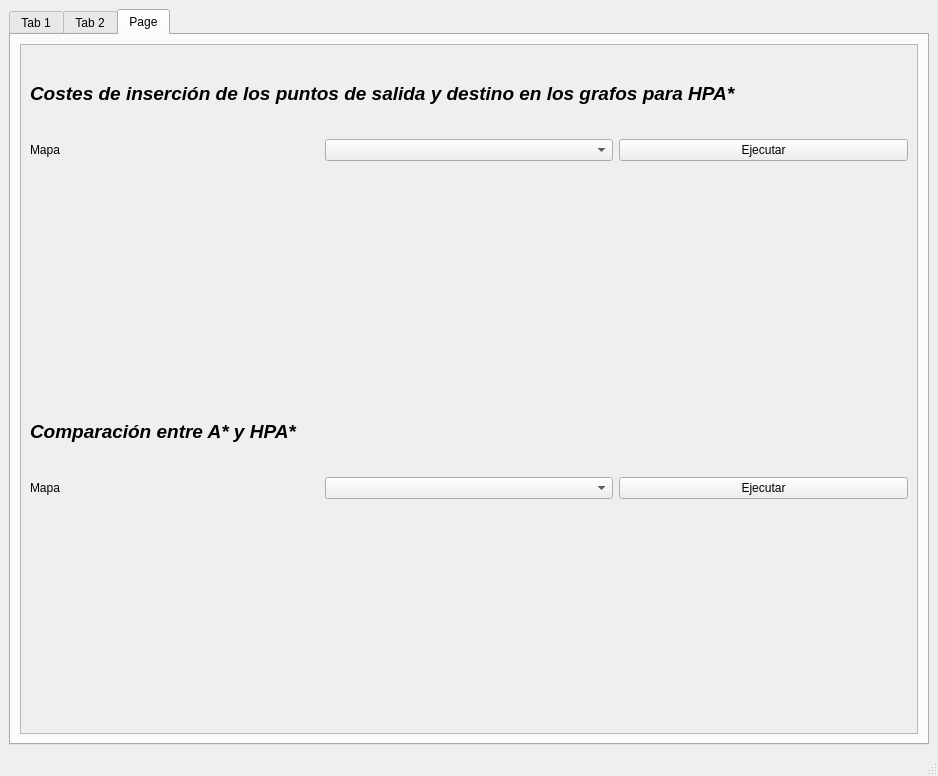
Qt form framework/ventana.ui (sergioinf/TFG_Pathfinding) before a commit.
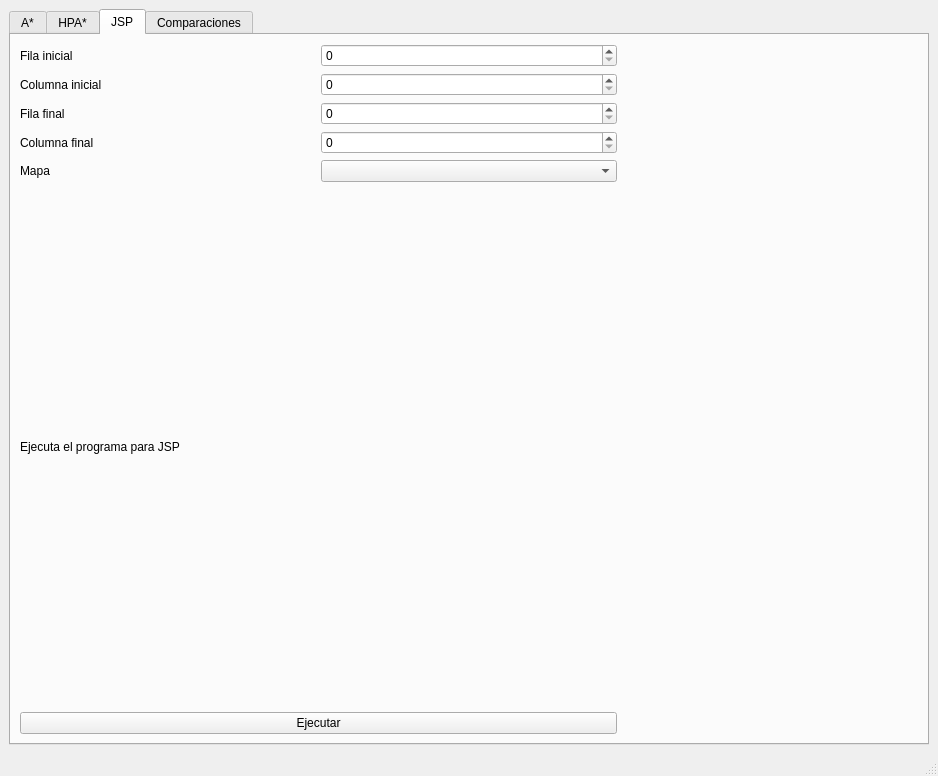
The same form after that commit. The open tabs and pages were chosen to show the change.

Diff of the .ui file:
```diff
--- a/framework/ventana.ui
+++ b/framework/ventana.ui
@@ -22,7 +22,7 @@
       </property>
       <widget class="QWidget" name="aEstrella">
        <attribute name="title">
-        <string>Tab 1</string>
+        <string>A*</string>
        </attribute>
        <layout class="QHBoxLayout" name="horizontalLayout_3">
         <item>
@@ -120,7 +120,7 @@
       </widget>
       <widget class="QWidget" name="hpaEstrella">
        <attribute name="title">
-        <string>Tab 2</string>
+        <string>HPA*</string>
        </attribute>
        <layout class="QHBoxLayout" name="horizontalLayout_2">
         <item>
@@ -216,12 +216,110 @@
         </item>
        </layout>
       </widget>
+      <widget class="QWidget" name="JSP">
+       <attribute name="title">
+        <string>JSP</string>
+       </attribute>
+       <layout class="QHBoxLayout" name="horizontalLayout_4">
+        <item>
+         <layout class="QGridLayout" name="gridLayoutJSP">
+          <item row="4" column="0">
+           <widget class="QLabel" name="mapaJSPText">
+            <property name="text">
+             <string>Mapa</string>
+            </property>
+           </widget>
+          </item>
+          <item row="3" column="0">
+           <widget class="QLabel" name="columnaFJSPText">
+            <property name="text">
+             <string>Columna final</string>
+            </property>
+           </widget>
+          </item>
+          <item row="2" column="0">
+           <widget class="QLabel" name="filaFJSPText">
+            <property name="text">
+             <string>Fila final</string>
+            </property>
+           </widget>
+          </item>
+          <item row="1" column="0">
+           <widget class="QLabel" name="columnaIJSPText">
+            <property name="text">
+             <string>Columna inicial</string>
+            </property>
+           </widget>
+          </item>
+          <item row="0" column="0">
+           <widget class="QLabel" name="filaIJSPText">
+            <property name="text">
+             <string>Fila inicial</string>
+            </property>
+           </widget>
+          </item>
+          <item row="1" column="1">
+           <widget class="QSpinBox" name="columnaIJSP">
+            <property name="maximum">
+             <number>511</number>
+            </property>
+           </widget>
+          </item>
+          <item row="2" column="1">
+           <widget class="QSpinBox" name="filaFJSP">
+            <property name="maximum">
+             <number>511</number>
+            </property>
+           </widget>
+          </item>
+          <item row="3" column="1">
+           <widget class="QSpinBox" name="columnaFJSP">
+            <property name="maximum">
+             <number>511</number>
+            </property>
+           </widget>
+          </item>
+          <item row="4" column="1">
+           <widget class="QComboBox" name="mapasJSP"/>
+          </item>
+          <item row="0" column="1">
+           <widget class="QSpinBox" name="filaIJSP">
+            <property name="maximum">
+             <number>511</number>
+            </property>
+           </widget>
+          </item>
+          <item row="5" column="0" rowspan="2" colspan="2">
+           <widget class="QLabel" name="datosJSP">
+            <property name="text">
+             <string>Ejecuta el programa para JSP</string>
+            </property>
+           </widget>
+          </item>
+          <item row="7" column="0" colspan="2">
+           <widget class="QPushButton" name="ejecutaJSP">
+            <property name="text">
+             <string>Ejecutar</string>
+            </property>
+           </widget>
+          </item>
+          <item row="0" column="4" rowspan="8">
+           <widget class="QLabel" name="mapaJSP">
+            <property name="text">
+             <string/>
+            </property>
+           </widget>
+          </item>
+         </layout>
+        </item>
+       </layout>
+      </widget>
       <widget class="QWidget" name="comparacion">
        <attribute name="title">
-        <string>Page</string>
+        <string>Comparaciones</string>
        </attribute>
-       <layout class="QHBoxLayout" name="horizontalLayout">
-        <item>
+       <layout class="QGridLayout" name="gridLayout_4">
+        <item row="0" column="0">
          <widget class="QScrollArea" name="scrollArea">
           <property name="widgetResizable">
            <bool>true</bool>
```
Left out of the diff: 62 changed lines with no effect on the pictures.
